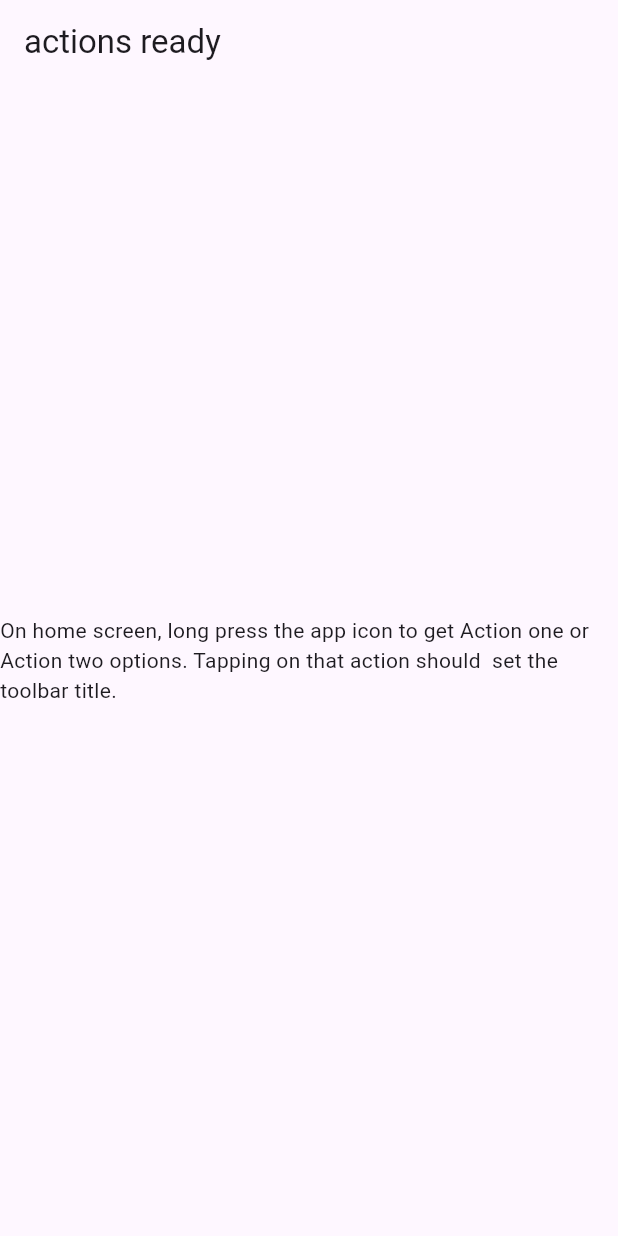
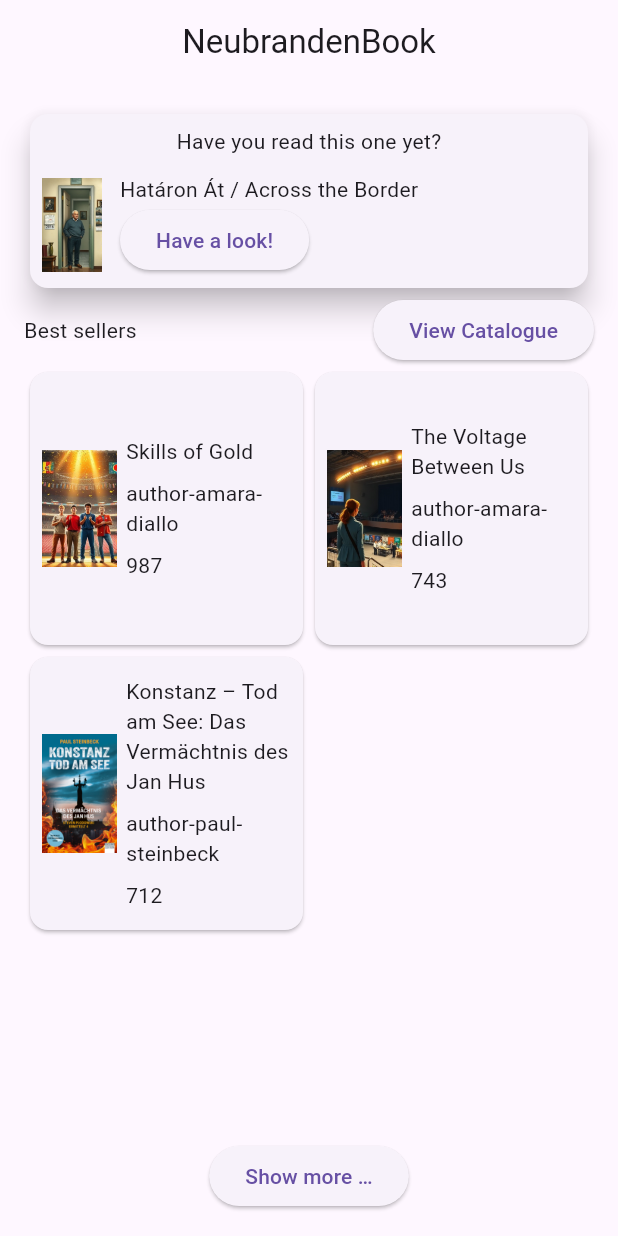
Before and after one commit to 0353497/neuebrandenbook_catalogue_w27, a Flutter app: the screen it shows after launch, on a phone screen of 412 x 824 dp. Run offline on Flutter 3.47's test engine with Material 3 defaults, Android fonts, the phone set to English and light mode, and no system bars; missing offline and left inert: quick_actions.

Commit message:
added homepage

```diff
--- a/lib/pages/homepage.dart
+++ b/lib/pages/homepage.dart
@@ -1,4 +1,7 @@
+import 'dart:math';
+
 import 'package:flutter/material.dart';
+import 'package:neuebrandenbook_catalogue/services/json_reader.dart';
 import 'package:quick_actions/quick_actions.dart';
 
 class HomePage extends StatefulWidget {
@@ -10,6 +13,7 @@ class HomePage extends StatefulWidget {
 
 class _MyHomePageState extends State<HomePage> {
   String shortcut = 'no action set';
+  int itemsShown = 3;
 
   @override
   void initState() {
@@ -42,12 +46,132 @@ class _MyHomePageState extends State<HomePage> {
   @override
   Widget build(BuildContext context) {
     return Scaffold(
-      appBar: AppBar(title: Text(shortcut)),
-      body: const Center(
-        child: Text(
-          'On home screen, long press the app icon to '
-          'get Action one or Action two options. Tapping on that action should  '
-          'set the toolbar title.',
+      appBar: AppBar(title: Text("NeubrandenBook"), centerTitle: true),
+      body: SafeArea(
+        child: Padding(
+          padding: const EdgeInsets.all(16.0),
+          child: FutureBuilder(
+            future: JsonReader.readJson(),
+            builder: (context, asyncSnapshot) {
+              if (asyncSnapshot.connectionState == ConnectionState.waiting) {
+                return Center(child: CircularProgressIndicator());
+              }
+              final data = asyncSnapshot.data!;
+              final List books =
+                  data
+                      .where((book) => book['saleCountInLast28Days'] > 500)
+                      .toList()
+                    ..sort(
+                      ((a, b) => (b['saleCountInLast28Days'] as int).compareTo(
+                        a['saleCountInLast28Days'],
+                      )),
+                    );
+
+              final Random random = Random(DateTime.now().day % 52);
+              final randombook = data[random.nextInt(data.length)];
+              return Column(
+                children: [
+                  Card(
+                    elevation: 8,
+                    child: Padding(
+                      padding: const EdgeInsets.all(8.0),
+                      child: Column(
+                        spacing: 12,
+                        children: [
+                          Text("Have you read this one yet?"),
+                          Row(
+                            spacing: 12,
+                            children: [
+                              Image.asset(
+                                "assets/images/Book-Covers/${randombook['id']}.png",
+                                width: 40,
+                              ),
+                              Column(
+                                crossAxisAlignment: .start,
+                                children: [
+                                  Text(randombook['title']),
+                                  ElevatedButton(
+                                    onPressed: () {},
+                                    child: Text("Have a look!"),
+                                  ),
+                                ],
+                              ),
+                            ],
+                          ),
+                        ],
+                      ),
+                    ),
+                  ),
+                  Expanded(
+                    child: Column(
+                      children: [
+                        Row(
+                          mainAxisAlignment: .spaceBetween,
+                          children: [
+                            Text("Best sellers"),
+                            ElevatedButton(
+                              onPressed: () {},
+                              child: Text("View Catalogue"),
+                            ),
+                          ],
+                        ),
+                        Expanded(
+                          child: GridView.builder(
+                            itemCount: itemsShown,
+                            gridDelegate:
+                                SliverGridDelegateWithFixedCrossAxisCount(
+                                  crossAxisCount: 2,
+                                ),
+                            itemBuilder: (context, index) {
+                              final book = books[index % books.length];
+                              return Card(
+                                child: Padding(
+                                  padding: const EdgeInsets.all(8.0),
+                                  child: Row(
+                                    spacing: 6,
+                                    children: [
+                                      Image.asset(
+                                        "assets/images/Book-Covers/${book['id']}.png",
+                                        width: 50,
+                                      ),
+                                      Expanded(
+                                        child: Column(
+                                          spacing: 8,
+                                          crossAxisAlignment: .start,
+                                          mainAxisAlignment: .center,
+                                          children: [
+                                            Text(book["title"]),
+                                            Text(book['authorId']),
+                                            Text(
+                                              book['saleCountInLast28Days']
+                                                  .toString(),
+                                            ),
+                                          ],
+                                        ),
+                                      ),
+                                    ],
+                                  ),
+                                ),
+                              );
+                            },
+                          ),
+                        ),
+                        if (books.length > itemsShown)
+                          ElevatedButton(
+                            onPressed: () {
+                              setState(() {
+                                itemsShown += 3;
+                              });
+                            },
+                            child: Text("Show more …"),
+                          ),
+                      ],
+                    ),
+                  ),
+                ],
+              );
+            },
+          ),
         ),
       ),
     );
--- /dev/null
+++ b/lib/services/json_reader.dart
@@ -0,0 +1,11 @@
+import 'dart:convert';
+
+import 'package:flutter/services.dart';
+
+class JsonReader {
+  static Future<List> readJson() async {
+    final json = await rootBundle.loadString("assets/data/books.json");
+    final data = await jsonDecode(json);
+    return data;
+  }
+}
```
